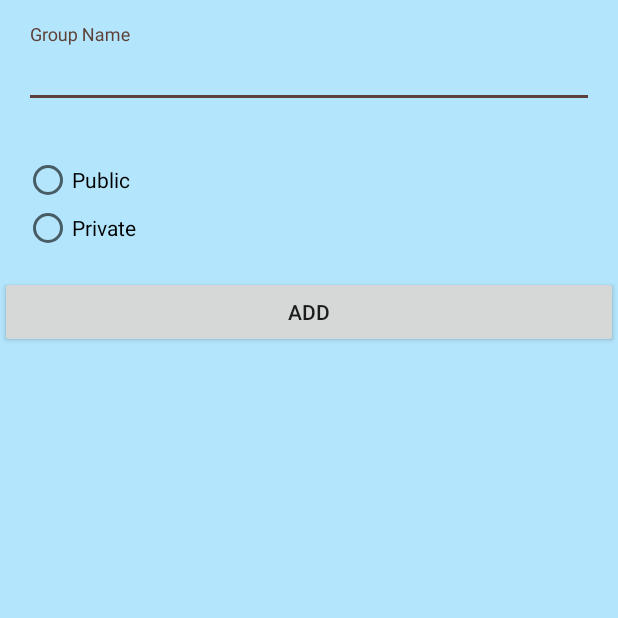
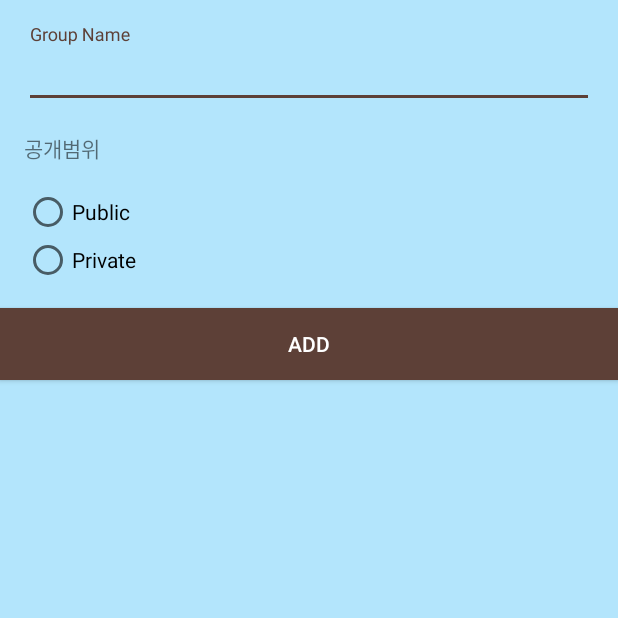
Before and after one commit to Leeyoungtaek/ScoreBase, an Android app: the AddGroupActivity screen opened directly, with no data from a screen before it, on a phone screen of 412 x 824 dp, the top half of it. Run offline under Robolectric (Android 15) with nearby library versions, the phone set to English and light mode, and no system bars; our stand-ins replace Firebase (no records; nobody signed in at launch, a user with empty details on screens opened directly).

Commit message:
Add AddGroupActivity

```diff
--- a/app/src/main/res/layout/activity_add_group.xml
+++ b/app/src/main/res/layout/activity_add_group.xml
@@ -20,6 +20,12 @@
             android:inputType="text" />
     </android.support.design.widget.TextInputLayout>
 
+    <TextView
+        android:layout_width="match_parent"
+        android:layout_height="wrap_content"
+        android:layout_marginLeft="16dp"
+        android:text="공개범위"/>
+
     <RadioGroup
         android:layout_width="match_parent"
         android:layout_height="wrap_content"
@@ -37,9 +43,11 @@
     </RadioGroup>
 
     <Button
+        android:textColor="@android:color/white"
         android:layout_gravity="bottom"
         android:layout_width="match_parent"
         android:layout_height="wrap_content"
+        android:background="@color/colorAccent"
         android:text="Add"/>
 
 </LinearLayout>
```
